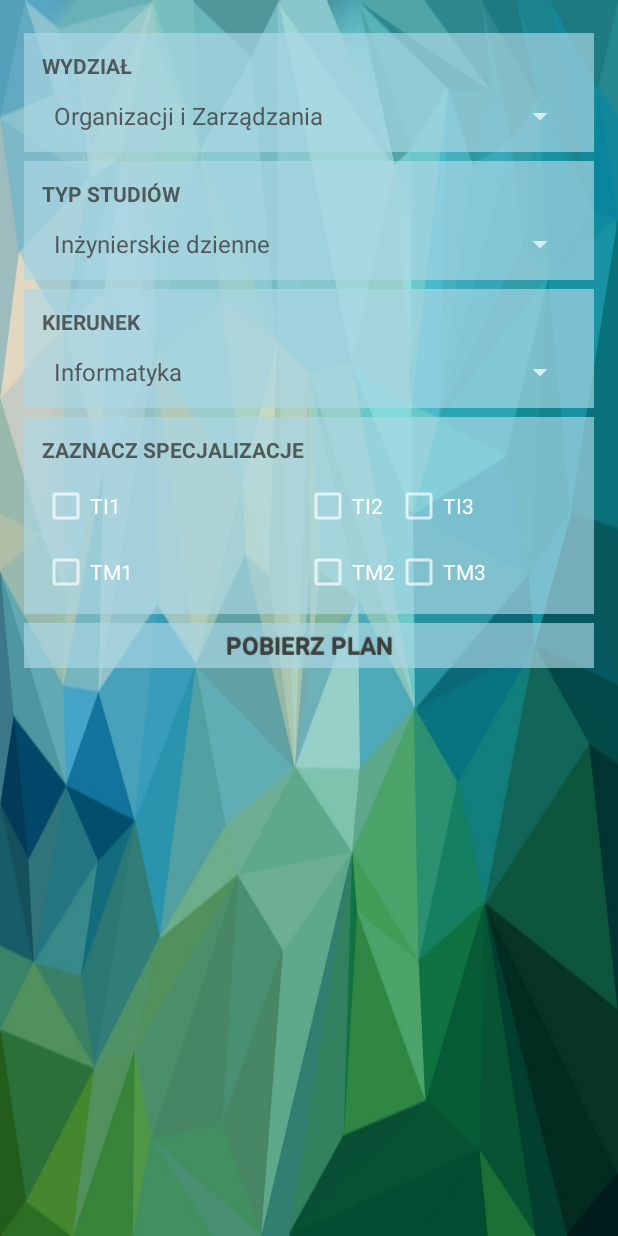
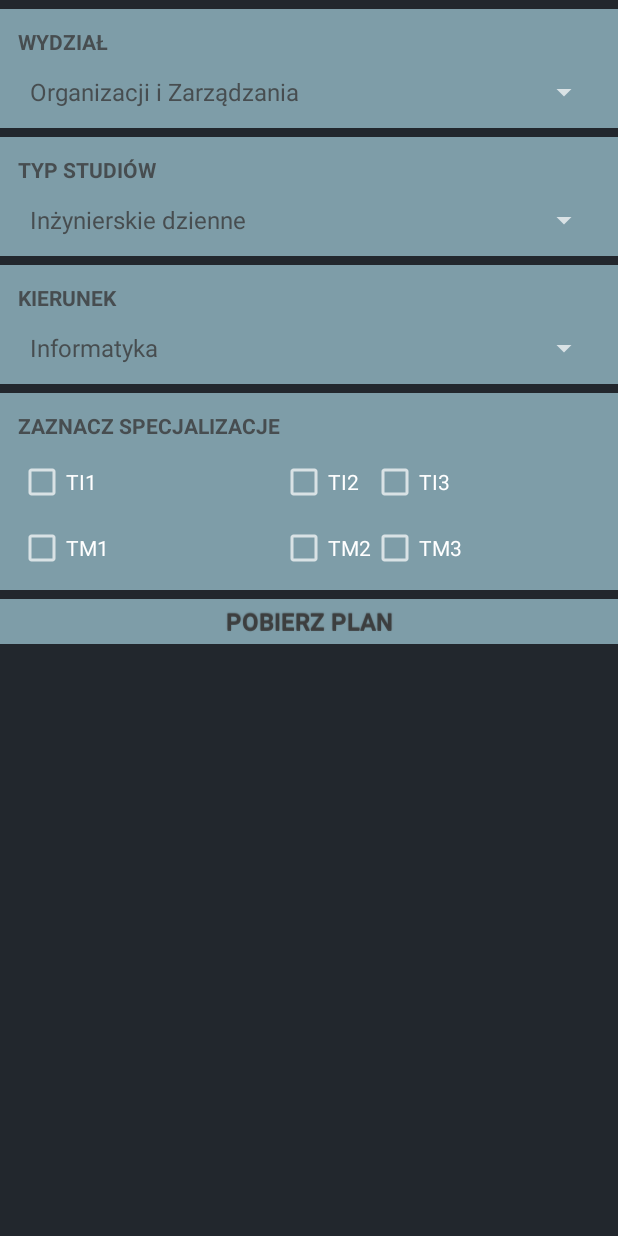
Before and after one commit to mateusz93/Students-henchman, an Android app: the SettingsActivity screen opened directly, with no data from a screen before it, on a phone screen of 412 x 824 dp. Run offline under Robolectric (Android 15) with nearby library versions, the phone set to English and light mode, and no system bars.

Commit message:
Podmiana background coloru i usuniecie nipotrzebnych rzeczy

```diff
--- a/StudentsHenchmanClient/app/src/main/AndroidManifest.xml
+++ b/StudentsHenchmanClient/app/src/main/AndroidManifest.xml
@@ -19,8 +19,6 @@
         </activity>
         <activity android:name=".abstract_ui.StudentShenchmanMainActivity"/>
         <activity android:name=".SettingsActivity"/>
-        <activity android:name=".SaveDataActivity"/>
-        <activity android:name=".ReadDataActivity"/>
         <activity android:name=".timetable_plan.activity.TimetableActivity"/>
         <activity android:name=".QRCodeScanActivity"/>
         <activity android:name=".timetable_plan.activity.SubjectDetailsActivity"/>
--- a/StudentsHenchmanClient/app/src/main/res/layout/activity_main.xml
+++ b/StudentsHenchmanClient/app/src/main/res/layout/activity_main.xml
@@ -3,10 +3,6 @@
     xmlns:tools="http://schemas.android.com/tools"
     android:layout_width="fill_parent"
     android:layout_height="fill_parent"
-    android:paddingBottom="@dimen/activity_vertical_margin"
-    android:paddingLeft="@dimen/activity_horizontal_margin"
-    android:paddingRight="@dimen/activity_horizontal_margin"
-    android:paddingTop="@dimen/activity_vertical_margin"
     android:background="@drawable/bg"
     tools:context="edu.p.lodz.pl.studentshenchman.MainActivity">
 
--- a/StudentsHenchmanClient/app/src/main/res/layout/activity_qrcode_scan.xml
+++ b/StudentsHenchmanClient/app/src/main/res/layout/activity_qrcode_scan.xml
@@ -3,7 +3,7 @@
     xmlns:tools="http://schemas.android.com/tools"
     android:layout_width="fill_parent"
     android:layout_height="fill_parent"
-    android:background="@drawable/bg"
+    android:background="@color/bg_color"
     tools:context="edu.p.lodz.pl.studentshenchman.QRCodeScanActivity">
 
     <include
--- a/StudentsHenchmanClient/app/src/main/res/layout/activity_settings.xml
+++ b/StudentsHenchmanClient/app/src/main/res/layout/activity_settings.xml
@@ -1,20 +1,16 @@
 <?xml version="1.0" encoding="utf-8"?>
-<RelativeLayout  xmlns:android="http://schemas.android.com/apk/res/android"
+<RelativeLayout xmlns:android="http://schemas.android.com/apk/res/android"
                 xmlns:tools="http://schemas.android.com/tools"
-android:layout_width="fill_parent"
-android:layout_height="fill_parent"
-android:paddingBottom="@dimen/activity_vertical_margin"
-android:paddingLeft="@dimen/activity_horizontal_margin"
-android:paddingRight="@dimen/activity_horizontal_margin"
-android:paddingTop="@dimen/activity_vertical_margin"
-android:background="@drawable/bg"
+                android:layout_width="match_parent"
+                android:layout_height="match_parent"
+                android:background="@color/bg_color"
                 tools:context="edu.p.lodz.pl.studentshenchman.SettingsActivity">
 
     <LinearLayout
-    android:orientation="vertical"
         android:layout_width="fill_parent"
         android:layout_height="fill_parent"
-    android:layout_weight="1">
+        android:layout_weight="1"
+        android:orientation="vertical">
 
         <ScrollView
             android:layout_width="fill_parent"
@@ -22,10 +18,10 @@ tools:context="edu.p.lodz.pl.studentshenchman.SettingsActivity">
             android:layout_weight="1">
 
             <LinearLayout
-            android:orientation="vertical"
                 android:layout_width="fill_parent"
                 android:layout_height="fill_parent"
-            android:layout_weight="1">
+                android:layout_weight="1"
+                android:orientation="vertical">
 
                 <TableLayout
                     android:layout_width="fill_parent"
@@ -35,10 +31,10 @@ tools:context="edu.p.lodz.pl.studentshenchman.SettingsActivity">
                     <TableRow
                         android:layout_width="fill_parent"
                         android:layout_height="fill_parent"
+                        android:layout_marginTop="@dimen/activity_main_button_margin"
                         android:layout_weight="0.2"
                         android:background="#AAADD8E6"
-                    android:padding="@dimen/activity_main_textview_padding"
-                    android:layout_marginTop="@dimen/activity_main_button_margin">
+                        android:padding="@dimen/activity_main_textview_padding">
 
                         <TableLayout
                             android:layout_width="fill_parent"
@@ -51,14 +47,14 @@ tools:context="edu.p.lodz.pl.studentshenchman.SettingsActivity">
                                 android:padding="@dimen/activity_main_textview_padding">
 
                                 <TextView
+                                    android:id="@+id/facultyTextView"
                                     android:layout_width="fill_parent"
                                     android:layout_height="fill_parent"
+                                    android:layout_column="0"
+                                    android:layout_weight="1"
                                     android:text="Wydział"
-                                android:id="@+id/facultyTextView"
-                                android:layout_column="0"
                                     android:textAllCaps="true"
-                                android:textStyle="bold"
-                                android:layout_weight="1" />
+                                    android:textStyle="bold"/>
 
                             </TableRow>
 
@@ -68,15 +64,15 @@ tools:context="edu.p.lodz.pl.studentshenchman.SettingsActivity">
                                 android:padding="@dimen/activity_main_textview_padding">
 
                                 <Spinner
+                                    android:id="@+id/facultySelectBox"
                                     android:layout_width="fill_parent"
                                     android:layout_height="fill_parent"
-                                android:id="@+id/facultySelectBox"
                                     android:layout_column="0"
-                                android:textAllCaps="true"
-                                android:textStyle="bold"
                                     android:layout_weight="1"
                                     android:entries="@array/faculties"
-                                android:prompt="@string/faculties_prompt" />
+                                    android:prompt="@string/faculties_prompt"
+                                    android:textAllCaps="true"
+                                    android:textStyle="bold"/>
 
                             </TableRow>
 
@@ -84,13 +80,13 @@ tools:context="edu.p.lodz.pl.studentshenchman.SettingsActivity">
                     </TableRow>
 
                     <TableRow
+                        android:id="@+id/typeTableRow"
                         android:layout_width="fill_parent"
                         android:layout_height="fill_parent"
+                        android:layout_marginTop="@dimen/activity_main_button_margin"
                         android:layout_weight="0.2"
                         android:background="#AAADD8E6"
-                    android:padding="@dimen/activity_main_textview_padding"
-                    android:layout_marginTop="@dimen/activity_main_button_margin"
-                    android:id="@+id/typeTableRow">
+                        android:padding="@dimen/activity_main_textview_padding">
 
                         <TableLayout
                             android:layout_width="fill_parent"
@@ -103,14 +99,14 @@ tools:context="edu.p.lodz.pl.studentshenchman.SettingsActivity">
                                 android:padding="@dimen/activity_main_textview_padding">
 
                                 <TextView
+                                    android:id="@+id/typeTextView"
                                     android:layout_width="fill_parent"
                                     android:layout_height="fill_parent"
+                                    android:layout_column="0"
+                                    android:layout_weight="1"
                                     android:text="Typ studiów"
-                                android:id="@+id/typeTextView"
-                                android:layout_column="0"
                                     android:textAllCaps="true"
-                                android:textStyle="bold"
-                                android:layout_weight="1" />
+                                    android:textStyle="bold"/>
 
                             </TableRow>
 
@@ -120,15 +116,15 @@ tools:context="edu.p.lodz.pl.studentshenchman.SettingsActivity">
                                 android:padding="@dimen/activity_main_textview_padding">
 
                                 <Spinner
+                                    android:id="@+id/typeSelectBox"
                                     android:layout_width="fill_parent"
                                     android:layout_height="fill_parent"
-                                android:id="@+id/typeSelectBox"
                                     android:layout_column="0"
-                                android:textAllCaps="true"
-                                android:textStyle="bold"
                                     android:layout_weight="1"
                                     android:entries="@array/types"
-                                android:prompt="@string/types_prompt" />
+                                    android:prompt="@string/types_prompt"
+                                    android:textAllCaps="true"
+                                    android:textStyle="bold"/>
 
                             </TableRow>
 
@@ -136,13 +132,13 @@ tools:context="edu.p.lodz.pl.studentshenchman.SettingsActivity">
                     </TableRow>
 
                     <TableRow
+                        android:id="@+id/subjectTableRow"
                         android:layout_width="fill_parent"
                         android:layout_height="fill_parent"
+                        android:layout_marginTop="@dimen/activity_main_button_margin"
                         android:layout_weight="0.2"
                         android:background="#AAADD8E6"
-                    android:padding="@dimen/activity_main_textview_padding"
-                    android:layout_marginTop="@dimen/activity_main_button_margin"
-                    android:id="@+id/subjectTableRow">
+                        android:padding="@dimen/activity_main_textview_padding">
 
                         <TableLayout
                             android:layout_width="fill_parent"
@@ -155,14 +151,14 @@ tools:context="edu.p.lodz.pl.studentshenchman.SettingsActivity">
                                 android:padding="@dimen/activity_main_textview_padding">
 
                                 <TextView
+                                    android:id="@+id/subjectTextView"
                                     android:layout_width="fill_parent"
                                     android:layout_height="fill_parent"
+                                    android:layout_column="0"
+                                    android:layout_weight="1"
                                     android:text="Kierunek"
-                                android:id="@+id/subjectTextView"
-                                android:layout_column="0"
                                     android:textAllCaps="true"
-                                android:textStyle="bold"
-                                android:layout_weight="1" />
+                                    android:textStyle="bold"/>
 
                             </TableRow>
 
@@ -172,15 +168,15 @@ tools:context="edu.p.lodz.pl.studentshenchman.SettingsActivity">
                                 android:padding="@dimen/activity_main_textview_padding">
 
                                 <Spinner
+                                    android:id="@+id/subjectSelectBox"
                                     android:layout_width="fill_parent"
                                     android:layout_height="fill_parent"
-                                android:id="@+id/subjectSelectBox"
                                     android:layout_column="0"
-                                android:textAllCaps="true"
-                                android:textStyle="bold"
                                     android:layout_weight="1"
                                     android:entries="@array/subjects"
-                                android:prompt="@string/subjects_prompt" />
+                                    android:prompt="@string/subjects_prompt"
+                                    android:textAllCaps="true"
+                                    android:textStyle="bold"/>
 
                             </TableRow>
 
@@ -188,13 +184,13 @@ tools:context="edu.p.lodz.pl.studentshenchman.SettingsActivity">
                     </TableRow>
 
                     <TableRow
+                        android:id="@+id/majorTableRow"
                         android:layout_width="fill_parent"
                         android:layout_height="fill_parent"
+                        android:layout_marginTop="@dimen/activity_main_button_margin"
                         android:layout_weight="0.2"
                         android:background="#AAADD8E6"
-                    android:padding="@dimen/activity_main_textview_padding"
-                    android:layout_marginTop="@dimen/activity_main_button_margin"
-                    android:id="@+id/majorTableRow">
+                        android:padding="@dimen/activity_main_textview_padding">
 
                         <TableLayout
                             android:layout_width="fill_parent"
@@ -207,14 +203,14 @@ tools:context="edu.p.lodz.pl.studentshenchman.SettingsActivity">
                                 android:padding="@dimen/activity_main_textview_padding">
 
                                 <TextView
+                                    android:id="@+id/majorTextView"
                                     android:layout_width="fill_parent"
                                     android:layout_height="fill_parent"
+                                    android:layout_column="0"
+                                    android:layout_weight="1"
                                     android:text="Zaznacz specjalizacje"
-                                android:id="@+id/majorTextView"
-                                android:layout_column="0"
                                     android:textAllCaps="true"
-                                android:textStyle="bold"
-                                android:layout_weight="1" />
+                                    android:textStyle="bold"/>
 
                             </TableRow>
 
@@ -229,19 +225,21 @@ tools:context="edu.p.lodz.pl.studentshenchman.SettingsActivity">
                                     android:layout_width="fill_parent"
                                     android:layout_height="fill_parent"
                                     android:layout_column="0"
-                                android:text="TI1" />
+                                    android:text="TI1"/>
+
                                 <CheckBox
                                     android:id="@+id/ti2"
                                     android:layout_width="fill_parent"
                                     android:layout_height="fill_parent"
                                     android:layout_column="1"
-                                android:text="TI2" />
+                                    android:text="TI2"/>
+
                                 <CheckBox
                                     android:id="@+id/ti3"
                                     android:layout_width="fill_parent"
                                     android:layout_height="fill_parent"
                                     android:layout_column="2"
-                                android:text="TI3" />
+                                    android:text="TI3"/>
                             </TableRow>
 
                             <TableRow
@@ -254,42 +252,44 @@ tools:context="edu.p.lodz.pl.studentshenchman.SettingsActivity">
                                     android:layout_width="fill_parent"
                                     android:layout_height="fill_parent"
                                     android:layout_column="0"
-                                android:text="TM1" />
+                                    android:text="TM1"/>
+
                                 <CheckBox
                                     android:id="@+id/tm2"
                                     android:layout_width="fill_parent"
                                     android:layout_height="fill_parent"
                                     android:layout_column="1"
-                                android:text="TM2" />
+                                    android:text="TM2"/>
+
                                 <CheckBox
                                     android:id="@+id/tm3"
                                     android:layout_width="fill_parent"
                                     android:layout_height="fill_parent"
                                     android:layout_column="2"
-                                android:text="TM3" />
+                                    android:text="TM3"/>
                             </TableRow>
 
                         </TableLayout>
                     </TableRow>
 
                     <TableRow
+                        android:id="@+id/readButtonTableRow"
                         android:layout_width="fill_parent"
                         android:layout_height="fill_parent"
-                    android:layout_weight="0.2"
                         android:layout_marginTop="@dimen/activity_main_button_margin"
-                    android:id="@+id/readButtonTableRow">
+                        android:layout_weight="0.2">
 
                         <Button
+                            android:id="@+id/readDataButton"
                             android:layout_width="fill_parent"
                             android:layout_height="fill_parent"
+                            android:layout_column="0"
+                            android:layout_weight="1"
+                            android:background="#AAADD8E6"
+                            android:padding="@dimen/activity_main_button_padding"
                             android:text="Pobierz plan"
-                        android:id="@+id/readDataButton"
-                        android:layout_column="0"
-                        android:padding="@dimen/activity_main_button_padding"
                             android:textAllCaps="true"
-                        android:textStyle="bold"
-                        android:background="#AAADD8E6"
-                        android:layout_weight="1" />
+                            android:textStyle="bold"/>
 
                     </TableRow>
 
@@ -298,7 +298,6 @@ tools:context="edu.p.lodz.pl.studentshenchman.SettingsActivity">
             </LinearLayout>
 
 
-
         </ScrollView>
 
 
--- a/StudentsHenchmanClient/app/src/main/res/layout/activity_timetable.xml
+++ b/StudentsHenchmanClient/app/src/main/res/layout/activity_timetable.xml
@@ -3,7 +3,7 @@
                 xmlns:tools="http://schemas.android.com/tools"
                 android:layout_width="fill_parent"
                 android:layout_height="fill_parent"
-                android:background="@drawable/bg"
+                android:background="@color/bg_color"
                 tools:context="edu.p.lodz.pl.studentshenchman.timetable_plan.activity.TimetableActivity">
 
     <include
--- a/StudentsHenchmanClient/app/src/main/res/layout/day_fragment.xml
+++ b/StudentsHenchmanClient/app/src/main/res/layout/day_fragment.xml
@@ -2,13 +2,15 @@
 <LinearLayout xmlns:android="http://schemas.android.com/apk/res/android"
               android:layout_width="match_parent"
               android:layout_height="match_parent"
+              android:background="@color/bg_color"
               android:orientation="vertical">
 
     <android.support.v7.widget.RecyclerView
         android:id="@+id/list"
         android:layout_width="match_parent"
         android:layout_height="match_parent"
-        android:background="@color/colorPrimaryDark"
+        android:background="@color/bg_color"
         android:divider="@null"
         android:listSelector="@android:color/transparent"/>
+
 </LinearLayout>
```
Also changed, not shown: StudentsHenchmanClient/app/src/main/java/edu/p/lodz/pl/studentshenchman/DayPageAdapter.java (deleted, +0 -56 lines), StudentsHenchmanClient/app/src/main/java/edu/p/lodz/pl/studentshenchman/MainActivity.java (+11 -58 lines). Lines whose indentation alone changed are shown as unchanged.
